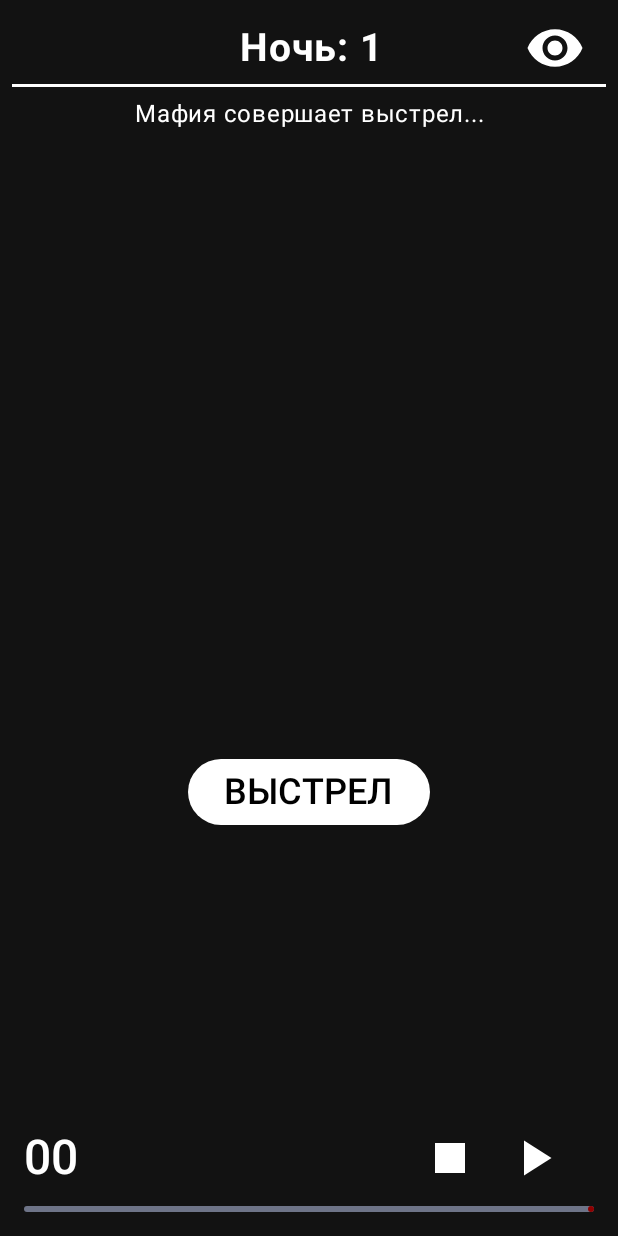
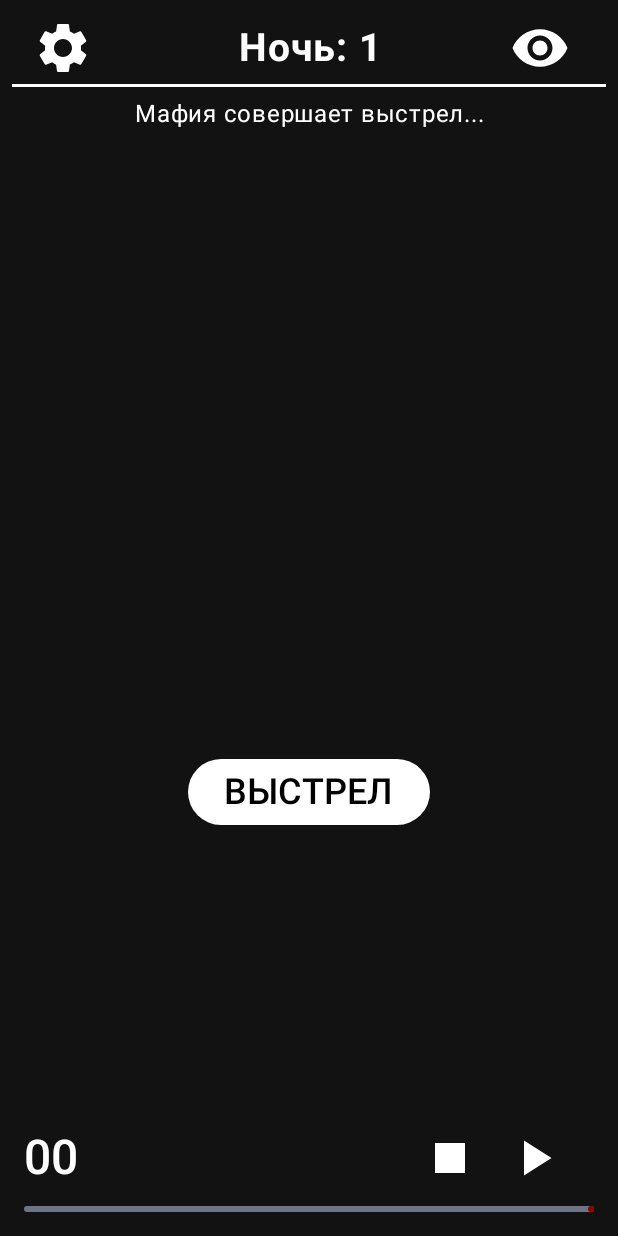
Before and after one commit to khodchenko/Mafia-Game, an Android app built with Jetpack Compose: the screen it shows after launch (MainActivity), on a phone screen of 412 x 824 dp. Run offline under Robolectric (Android 15) with nearby library versions, the phone set to English and light mode, and no system bars; our stand-ins replace Room's generated code.

Commit message:
Add clear game stats and SettingsScreen

```diff
--- a/app/src/main/java/com/example/mafiaapplication/data/Screen.kt
+++ b/app/src/main/java/com/example/mafiaapplication/data/Screen.kt
@@ -9,4 +9,5 @@ sealed class Screen(val route: String) {
     object VoteStageScreen : Screen("vote_stage_screen")
     object LastWordsScreen : Screen("last_words_screen")
     object EndGameStageScreen : Screen("end_game_screen")
+    object SettingsScreen : Screen("settings_screen")
 }
--- a/app/src/main/java/com/example/mafiaapplication/game/Navigation.kt
+++ b/app/src/main/java/com/example/mafiaapplication/game/Navigation.kt
@@ -7,6 +7,7 @@ import androidx.navigation.compose.composable
 import com.example.mafiaapplication.data.GameState
 import com.example.mafiaapplication.data.Player
 import com.example.mafiaapplication.helpers.SharedPreferencesHelper
+import com.example.mafiaapplication.ui.element.SettingsScreen
 import com.khodchenko.mafiaapp.data.Screen
 import com.example.mafiaapplication.ui.stage.DayStage
 import com.example.mafiaapplication.ui.stage.EndGameStage
@@ -80,6 +81,12 @@ fun Navigation(
                 players = players,
             )
         }
+        composable(route = Screen.SettingsScreen.route, arguments = listOf()) {
+            SettingsScreen(
+                navController = navController,
+                sharedPreferencesHelper = sharedPreferencesHelper
+            )
+        }
     }
 
 
--- a/app/src/main/java/com/example/mafiaapplication/helpers/SharedPreferencesHelper.kt
+++ b/app/src/main/java/com/example/mafiaapplication/helpers/SharedPreferencesHelper.kt
@@ -81,4 +81,9 @@ class SharedPreferencesHelper(context: Context) {
         sharedPreferences.edit().putString("players", jsonArray.toString()).apply()
         Log.d("SharedPreferencesHelper", "Game players saved \n$jsonArray")
     }
+
+    fun clearSavedGame() {
+        sharedPreferences.edit().remove("gameState").remove("players").apply()
+        Log.d("SharedPreferencesHelper", "Saved game data cleared")
+    }
 }
--- a/app/src/main/java/com/example/mafiaapplication/ui/stage/NightStage.kt
+++ b/app/src/main/java/com/example/mafiaapplication/ui/stage/NightStage.kt
@@ -3,6 +3,7 @@ package com.example.mafiaapplication.ui.stage
 import android.util.Log
 import androidx.compose.foundation.background
 import androidx.compose.foundation.clickable
+import androidx.compose.foundation.layout.Arrangement
 import androidx.compose.foundation.layout.Box
 import androidx.compose.foundation.layout.Column
 import androidx.compose.foundation.layout.Row
@@ -76,12 +77,27 @@ fun NightStage(
 
             Column() {
                 Row(
-                    verticalAlignment = Alignment.CenterVertically
-                ) {
-                    Spacer(modifier = Modifier.weight(1f))
+                    verticalAlignment = Alignment.CenterVertically,
+                    horizontalArrangement = Arrangement.SpaceBetween,
+                    modifier = Modifier
+                        .fillMaxWidth()
+                        .padding(start = 10.dp, end = 10.dp)
+                ){
+                    IconButton(
+                        onClick = {
+                            navController.navigate(Screen.SettingsScreen.route)
+                        },
+                        modifier = Modifier.padding(end = 10.dp)
+                    ) {
+                        Icon(
+                            painter = painterResource(id = R.drawable.ic_settings),
+                            contentDescription = null,
+                            tint = Color.White,
+                            modifier = Modifier.size(40.dp)
+                        )
+                    }
 
                     Text(
-                        modifier = Modifier.padding(start = 60.dp),
                         text = "Ночь: ${gameState.day}",
                         color = Color.White,
                         fontSize = 26.sp,
@@ -89,7 +105,6 @@ fun NightStage(
                         textAlign = TextAlign.Center
                     )
 
-                    Spacer(modifier = Modifier.weight(1f))
                     IconButton(
                         onClick = {
                             showRoles = !showRoles
@@ -102,7 +117,8 @@ fun NightStage(
                                 id = R.drawable.ic_roles_show_hide
                             ),
                             contentDescription = null,
-                            tint = Color.White, modifier = Modifier.size(120.dp)
+                            tint = Color.White,
+                            modifier = Modifier.size(40.dp)
                         )
                     }
                 }
--- /dev/null
+++ b/app/src/main/res/drawable/ic_settings.xml
@@ -0,0 +1,5 @@
+<vector xmlns:android="http://schemas.android.com/apk/res/android" android:height="24dp" android:tint="#000000" android:viewportHeight="24" android:viewportWidth="24" android:width="24dp">
+
+    <path android:fillColor="@android:color/white" android:pathData="M19.14,12.94c0.04,-0.3 0.06,-0.61 0.06,-0.94c0,-0.32 -0.02,-0.64 -0.07,-0.94l2.03,-1.58c0.18,-0.14 0.23,-0.41 0.12,-0.61l-1.92,-3.32c-0.12,-0.22 -0.37,-0.29 -0.59,-0.22l-2.39,0.96c-0.5,-0.38 -1.03,-0.7 -1.62,-0.94L14.4,2.81c-0.04,-0.24 -0.24,-0.41 -0.48,-0.41h-3.84c-0.24,0 -0.43,0.17 -0.47,0.41L9.25,5.35C8.66,5.59 8.12,5.92 7.63,6.29L5.24,5.33c-0.22,-0.08 -0.47,0 -0.59,0.22L2.74,8.87C2.62,9.08 2.66,9.34 2.86,9.48l2.03,1.58C4.84,11.36 4.8,11.69 4.8,12s0.02,0.64 0.07,0.94l-2.03,1.58c-0.18,0.14 -0.23,0.41 -0.12,0.61l1.92,3.32c0.12,0.22 0.37,0.29 0.59,0.22l2.39,-0.96c0.5,0.38 1.03,0.7 1.62,0.94l0.36,2.54c0.05,0.24 0.24,0.41 0.48,0.41h3.84c0.24,0 0.44,-0.17 0.47,-0.41l0.36,-2.54c0.59,-0.24 1.13,-0.56 1.62,-0.94l2.39,0.96c0.22,0.08 0.47,0 0.59,-0.22l1.92,-3.32c0.12,-0.22 0.07,-0.47 -0.12,-0.61L19.14,12.94zM12,15.6c-1.98,0 -3.6,-1.62 -3.6,-3.6s1.62,-3.6 3.6,-3.6s3.6,1.62 3.6,3.6S13.98,15.6 12,15.6z"/>
+
+</vector>
```
Also changed, not shown: app/src/main/java/com/example/mafiaapplication/ui/element/SettingsScreen.kt (added, +118 -0 lines), app/src/main/java/com/example/mafiaapplication/ui/stage/DayStage.kt (+23 -11 lines), app/src/main/java/com/example/mafiaapplication/ui/stage/StartGameStage.kt (+2 -5 lines).
